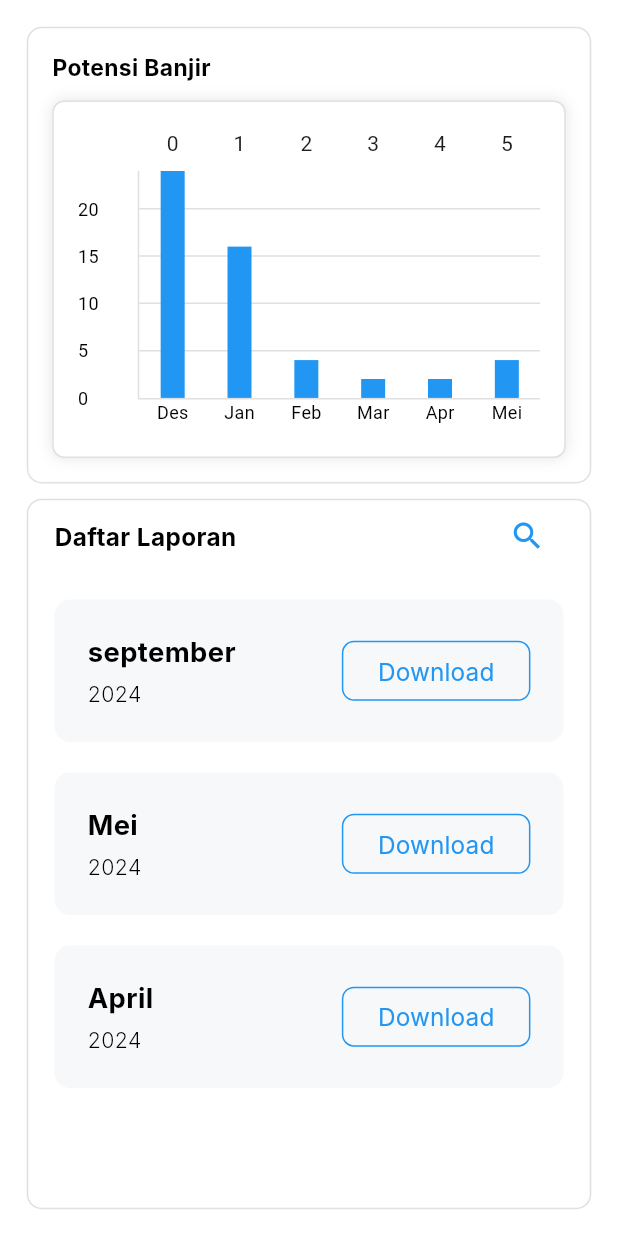
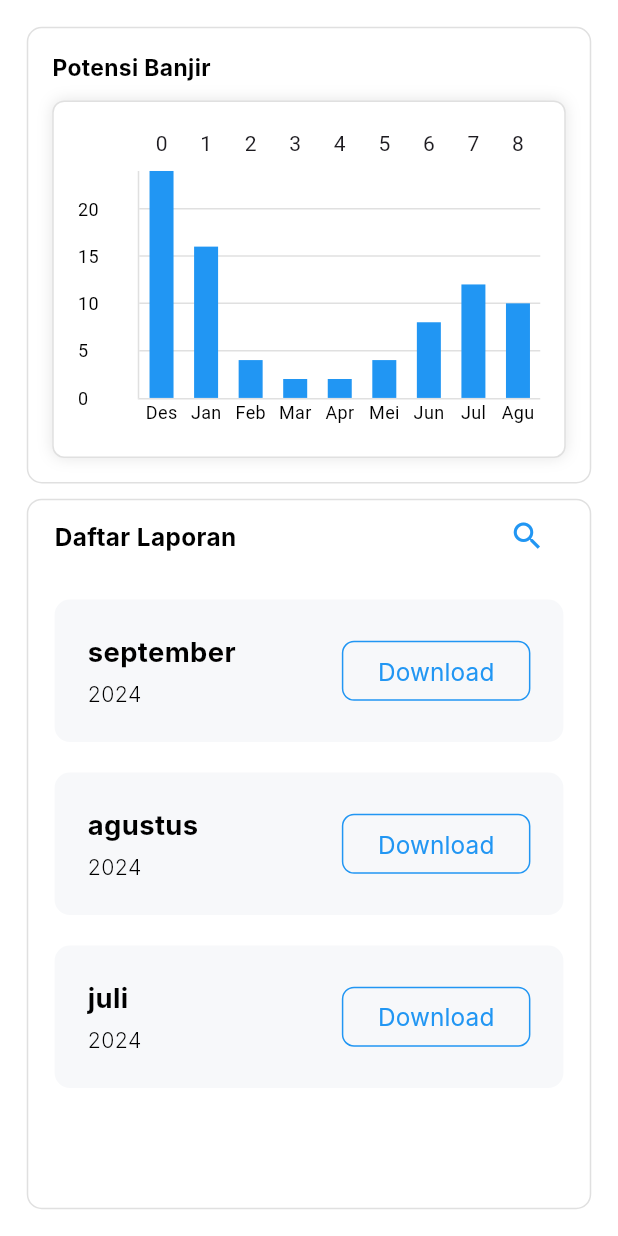
Before and after one commit to pramudyanuar/gerald-dbconnect, a Flutter app: the LaporanPotensiBanjirScreen widget shown alone on an empty page, opened directly, on a phone screen of 412 x 824 dp. Run offline on Flutter 3.47's test engine with Material 3 defaults, Android fonts, the phone set to English and light mode, and no system bars; drawn by our look-alikes of fl_chart; our stand-ins replace dio, flutter_screenutil, get, shared_preferences; accounts and stored records are empty; Roboto replaces fonts that are missing (Inter).

Commit message:
bisa pengawas

```diff
--- a/lib/pages/supervisor_view/report/potensi_banjir_screen.dart
+++ b/lib/pages/supervisor_view/report/potensi_banjir_screen.dart
@@ -11,8 +11,20 @@ class LaporanPotensiBanjirScreen extends StatelessWidget {
   @override
   Widget build(BuildContext context) {
     // Contoh data statis, nanti akan digantikan dengan data dinamis dari API
-    final List<double> floodData = [24, 16, 4, 2, 2, 4];
-    final List<String> months = ["Des", "Jan", "Feb", "Mar", "Apr", "Mei"];
+final List<double> floodData = [24, 16, 4, 2, 2, 4, 8, 12, 10]; // Data untuk Desember hingga September
+final List<String> months = [
+  "Des",
+  "Jan",
+  "Feb",
+  "Mar",
+  "Apr",
+  "Mei",
+  "Jun",
+  "Jul",
+  "Agu",
+  "Sep"
+];
+
 
     return BaseWidgetContainer(
       body: Padding(
--- a/lib/pages/supervisor_view/report/widgets/monthly_report.dart
+++ b/lib/pages/supervisor_view/report/widgets/monthly_report.dart
@@ -13,8 +13,8 @@ class MonthlyReport extends StatelessWidget {
 
   final List<Map<String, String>> reports = [
     {'month': 'september', 'year': '2024'},
-    {'month': 'Mei', 'year': '2024'},
-    {'month': 'April', 'year': '2024'},
+    {'month': 'agustus', 'year': '2024'},
+    {'month': 'juli', 'year': '2024'},
     // Tambahkan lebih banyak laporan di sini jika diperlukan
   ];
 
```
